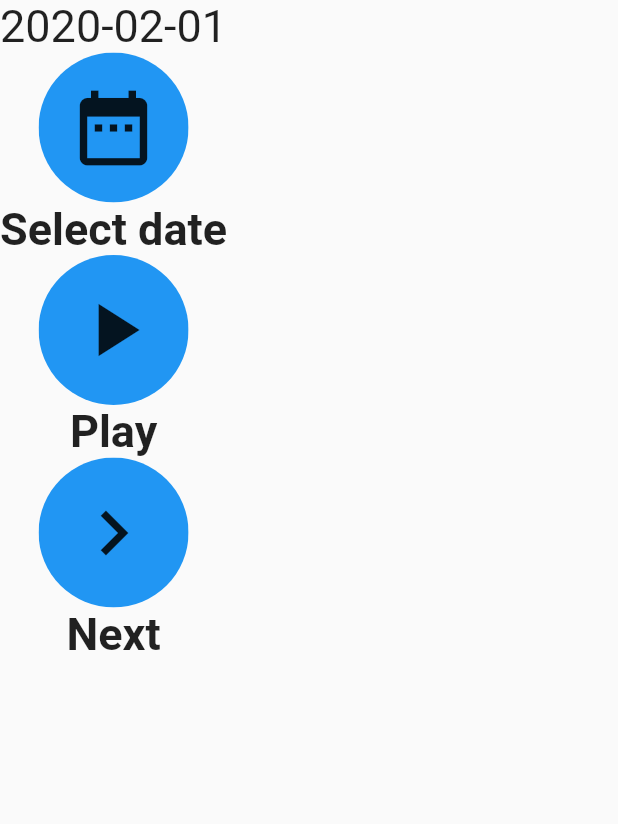
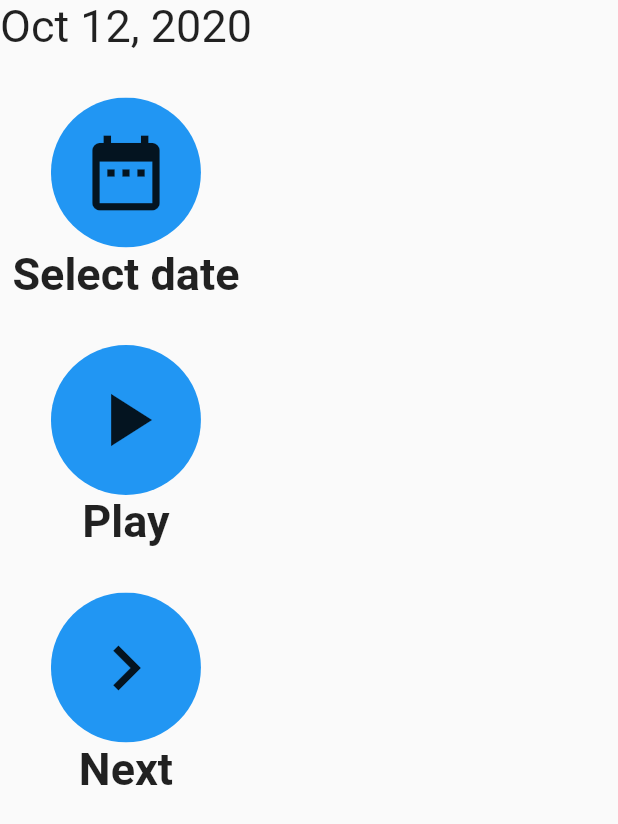
Before and after one commit to janagrill/aphasia-helper, a Flutter app: the DateTrainer widget shown alone on an empty page, opened directly, after a tap on the "navigate next" icon, on a phone screen of 412 x 824 dp. Shown: the top 824 px of the screen. Run offline on Flutter 3.47's test engine with Material 2 defaults, Android fonts, the light colour scheme and no system bars; our stand-ins replace flutter_tts.

Commit message:
Implement DatePicker

```diff
--- a/lib/date_trainer.dart
+++ b/lib/date_trainer.dart
@@ -1,9 +1,13 @@
+import 'dart:math';
+
 import 'package:flutter/material.dart';
 import 'package:flutter_tts/flutter_tts.dart';
+import 'package:intl/intl.dart';
 
 import 'round_button.dart';
 
 FlutterTts flutterTts = FlutterTts();
+DateFormat dateFormat = DateFormat.yMMMd();
 
 class DateTrainer extends StatefulWidget {
   @override
@@ -14,15 +18,32 @@ class _DateTrainerState extends State<DateTrainer> {
   DateTime selectedDate = DateTime.now();
 
   Future<Null> _selectDate(BuildContext context) async {
-    final DateTime picked = await showDatePicker(
-        context: context,
-        initialDate: selectedDate,
-        firstDate: DateTime(2015, 8),
-        lastDate: DateTime(2101));
-    if (picked != null && picked != selectedDate)
+    final DateTime date = await showDatePicker(
+      context: context,
+      initialDate: selectedDate,
+      firstDate: DateTime(1900),
+      lastDate: DateTime(2101),
+    );
+    _setSelectedDate(date);
+  }
+
+  _setSelectedDate(DateTime date) {
+    if (date != null && date != selectedDate) {
       setState(() {
-        selectedDate = picked;
+        selectedDate = date;
       });
+    }
+  }
+
+  _speak(DateTime date) {
+    flutterTts.speak(dateFormat.format(date));
+  }
+
+  _selectRandomDate() {
+    var offset = Random().nextInt(355);
+    var year = DateTime.now().year;
+    var date = DateTime(year).add(Duration(days: offset));
+    _setSelectedDate(date);
   }
 
   @override
@@ -30,26 +51,25 @@ class _DateTrainerState extends State<DateTrainer> {
     return Column(
       mainAxisSize: MainAxisSize.min,
       children: <Widget>[
-        Text("${selectedDate.toLocal()}".split(' ')[0],
+        Text(dateFormat.format(selectedDate),
             style: TextStyle(fontSize: 30)),
+        SizedBox(height: 30),
         RoundButton(
           text: 'Select date',
           icon: Icons.date_range,
           onPressed: () => _selectDate(context),
         ),
+        SizedBox(height: 30),
         RoundButton(
           text: 'Play',
           icon: Icons.play_arrow,
-          onPressed: () {
-            flutterTts.speak("Hello World");
-          },
+          onPressed: () => _speak(selectedDate),
         ),
+        SizedBox(height: 30),
         RoundButton(
           text: 'Next',
           icon: Icons.navigate_next,
-          onPressed: () {
-            print('next button pressed');
-          },
+          onPressed: () => _selectRandomDate(),
         ),
       ],
     );
```
Also changed, not shown: pubspec.yaml (+2 -6 lines).
